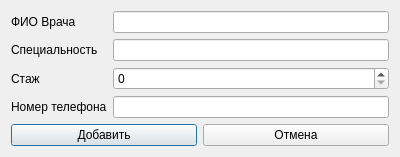
The window that adddoctordialog.ui (skrine525/fefu-fds-coursework) describes before a commit, drawn with Qt 5.
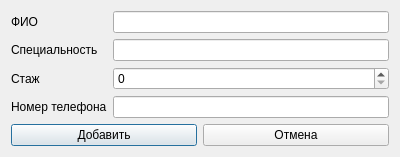
The same window after the commit.

```diff
--- a/adddoctordialog.ui
+++ b/adddoctordialog.ui
@@ -33,7 +33,7 @@
      <item row="0" column="0">
       <widget class="QLabel" name="labelFullname">
        <property name="text">
-        <string>ФИО Врача</string>
+        <string>ФИО</string>
        </property>
       </widget>
      </item>
```
Left out of the diff: 2 changed lines with no effect on the pictures.
